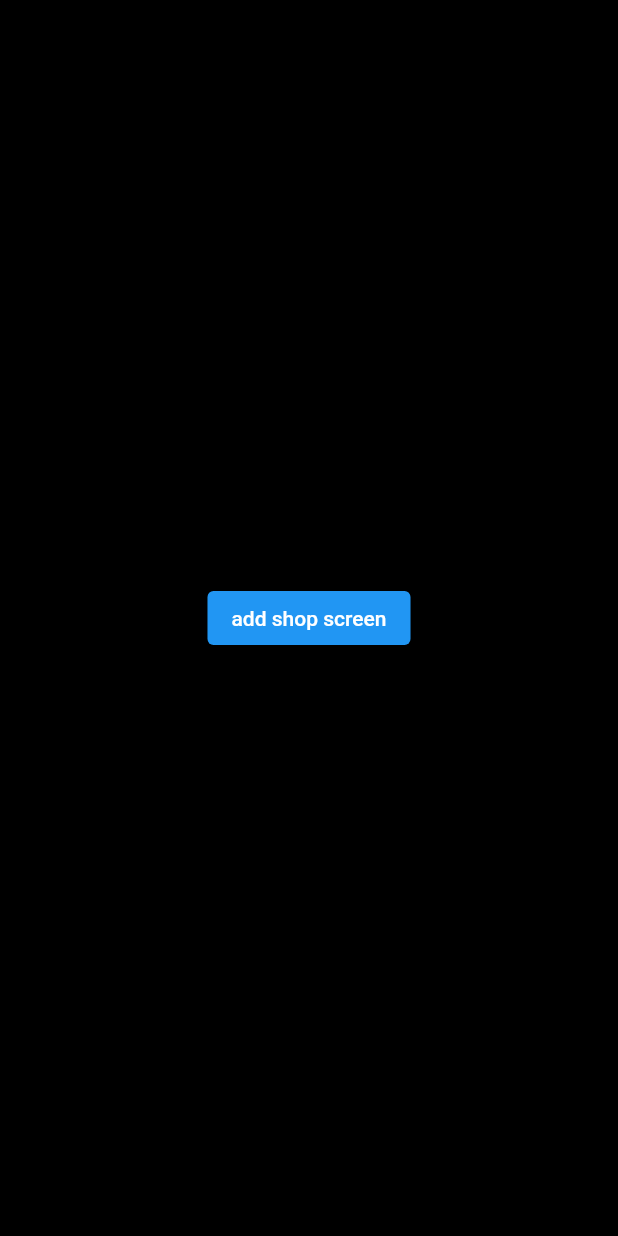
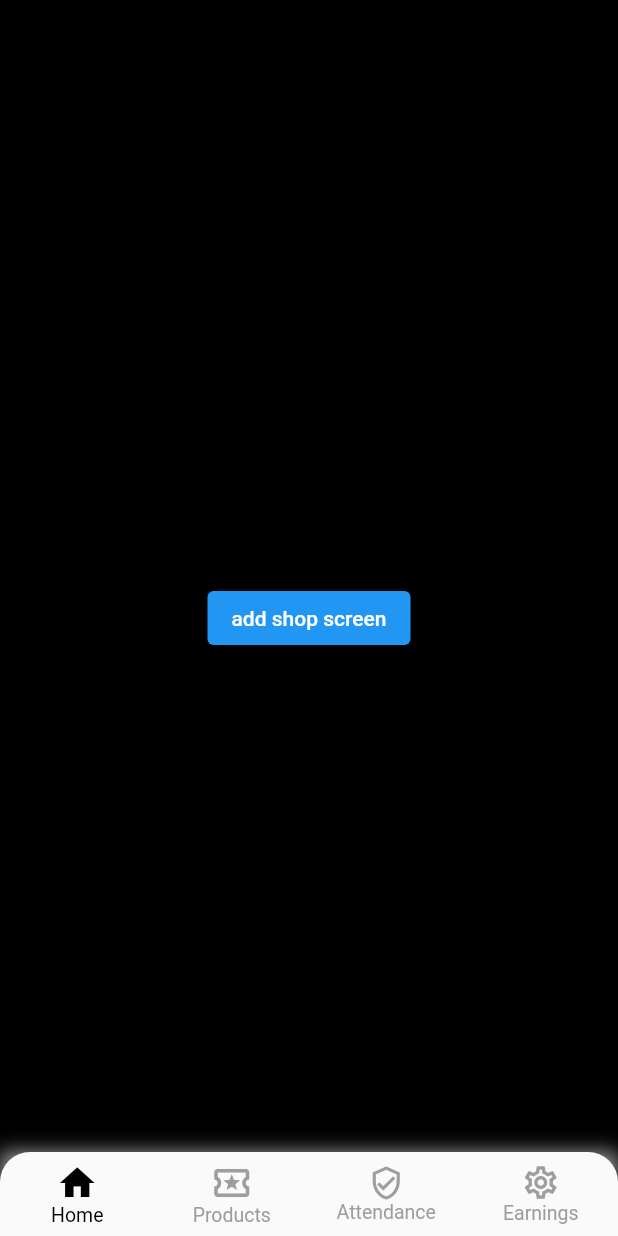
Before and after one commit to sauravkoduvalli/Prospello_test, a Flutter app: the screen it shows after launch, on a phone screen of 412 x 824 dp. Run offline on Flutter 3.47's test engine with Material 2 defaults, Android fonts, the phone set to English and light mode, and no system bars; our stand-ins replace page_transition.

Commit message:
added bottom navigatiobar

```diff
--- a/lib/main.dart
+++ b/lib/main.dart
@@ -1,6 +1,7 @@
 import 'package:flutter/material.dart';
 import 'package:prospello_machine_task/screen/marchant_leave_report_screen.dart';
 import 'package:prospello_machine_task/utils/colors.dart';
+import 'package:prospello_machine_task/widgets/bottom_navbar_widget.dart';
 
 void main() {
   runApp(const MyApp());
@@ -15,7 +16,7 @@ class MyApp extends StatelessWidget {
       title: 'Prospello Task',
       debugShowCheckedModeBanner: false,
       theme: appTheme(),
-      home: const MarchantLeaveReportScreen(),
+      home: const BottomNavbarWidget(),
     );
   }
 
--- /dev/null
+++ b/lib/widgets/bottom_navbar_widget.dart
@@ -0,0 +1,91 @@
+import 'package:flutter/material.dart';
+import 'package:prospello_machine_task/screen/add_report_screen.dart';
+import 'package:prospello_machine_task/screen/marchant_leave_report_screen.dart';
+import 'package:prospello_machine_task/utils/colors.dart';
+
+class BottomNavbarWidget extends StatefulWidget {
+  const BottomNavbarWidget({Key? key}) : super(key: key);
+
+  @override
+  State<BottomNavbarWidget> createState() => _BottomNavbarWidgetState();
+}
+
+class _BottomNavbarWidgetState extends State<BottomNavbarWidget> {
+  int selectedIndex = 0;
+
+  List<Widget> screens = const [
+    MarchantLeaveReportScreen(),
+    AddReportScreen(),
+    AddReportScreen(),
+    AddReportScreen(),
+  ];
+
+  void onTap(int index) {
+    setState(() {
+      selectedIndex = index;
+    });
+  }
+
+  @override
+  void initState() {
+    selectedIndex = 0;
+    // ignore: todo
+    // TODO: implement initState
+    super.initState();
+  }
+
+  @override
+  Widget build(BuildContext context) {
+    return Scaffold(
+      extendBody: true,
+      body: screens[selectedIndex],
+      bottomNavigationBar: Container(
+        decoration: const BoxDecoration(
+          boxShadow: [
+            BoxShadow(
+              color: Colors.grey,
+              spreadRadius: 0,
+              blurRadius: 10,
+            ),
+          ],
+        ),
+        child: ClipRRect(
+          borderRadius: const BorderRadius.only(
+            topRight: Radius.circular(20),
+            topLeft: Radius.circular(20),
+          ),
+          child: BottomNavigationBar(
+            currentIndex: selectedIndex,
+            selectedItemColor: primaryDark,
+            unselectedItemColor: Colors.grey,
+            type: BottomNavigationBarType.fixed,
+            showSelectedLabels: true,
+            showUnselectedLabels: true,
+            selectedFontSize: 13,
+            unselectedFontSize: 13,
+            // elevation: 10,
+            onTap: onTap,
+            items: const [
+              BottomNavigationBarItem(
+                icon: Icon(Icons.home, size: 28),
+                label: 'Home',
+              ),
+              BottomNavigationBarItem(
+                icon: Icon(Icons.local_activity_outlined, size: 28),
+                label: 'Products',
+              ),
+              BottomNavigationBarItem(
+                icon: Icon(Icons.verified_user_outlined, size: 24),
+                label: 'Attendance',
+              ),
+              BottomNavigationBarItem(
+                icon: Icon(Icons.settings_outlined, size: 26),
+                label: 'Earnings',
+              ),
+            ],
+          ),
+        ),
+      ),
+    );
+  }
+}
--- a/lib/widgets/text_input_widget.dart
+++ b/lib/widgets/text_input_widget.dart
@@ -4,9 +4,11 @@ import 'package:prospello_machine_task/utils/ui_helper.dart';
 
 class TextFieldWidget extends StatelessWidget {
   final String title;
+  final TextInputType keyboardType;
   const TextFieldWidget({
     Key? key,
     required this.title,
+    required this.keyboardType,
   }) : super(key: key);
 
   @override
@@ -21,7 +23,7 @@ class TextFieldWidget extends StatelessWidget {
           ),
           UIHelper.verticalSpaceSmall(),
           TextFormField(
-            keyboardType: TextInputType.number,
+            keyboardType: keyboardType,
             textInputAction: TextInputAction.done,
             decoration: InputDecoration(
               fillColor: Colors.grey.shade200,
--- a/pubspec.yaml
+++ b/pubspec.yaml
@@ -35,6 +35,7 @@ dependencies:
   # Use with the CupertinoIcons class for iOS style icons.
   cupertino_icons: ^1.0.2
   page_transition: ^2.0.5
+  font_awesome_flutter: ^10.0.0
 
 dev_dependencies:
   flutter_test:
```
Also changed, not shown: lib/screen/add_report_screen.dart (+45 -23 lines), pubspec.lock.
